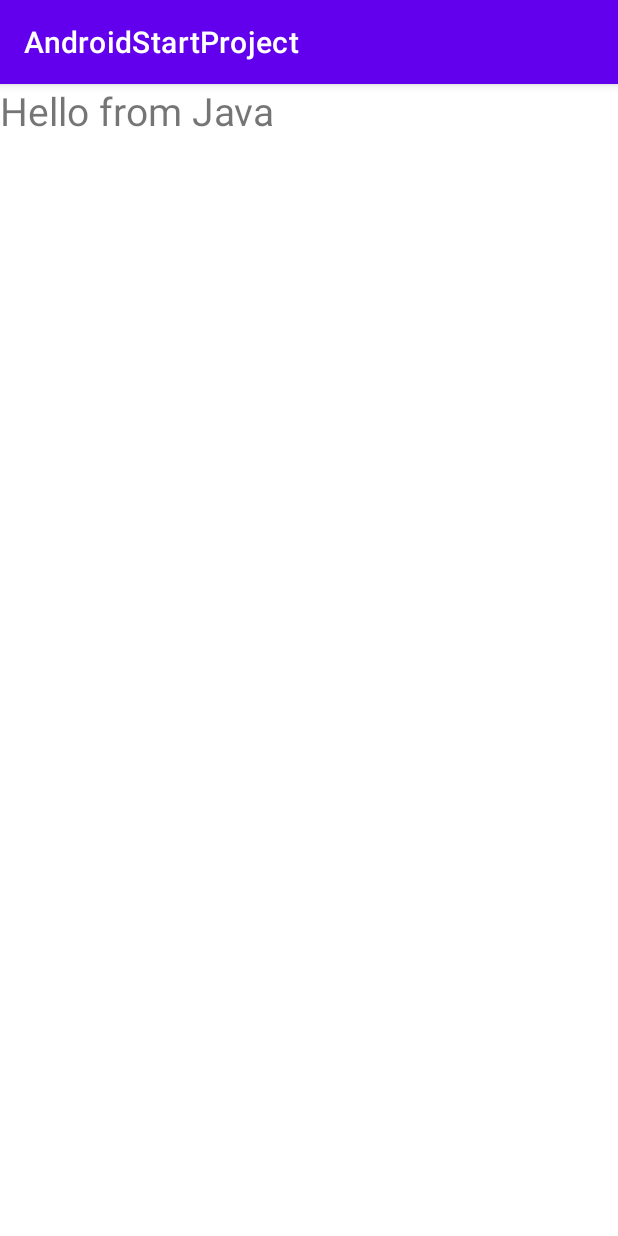
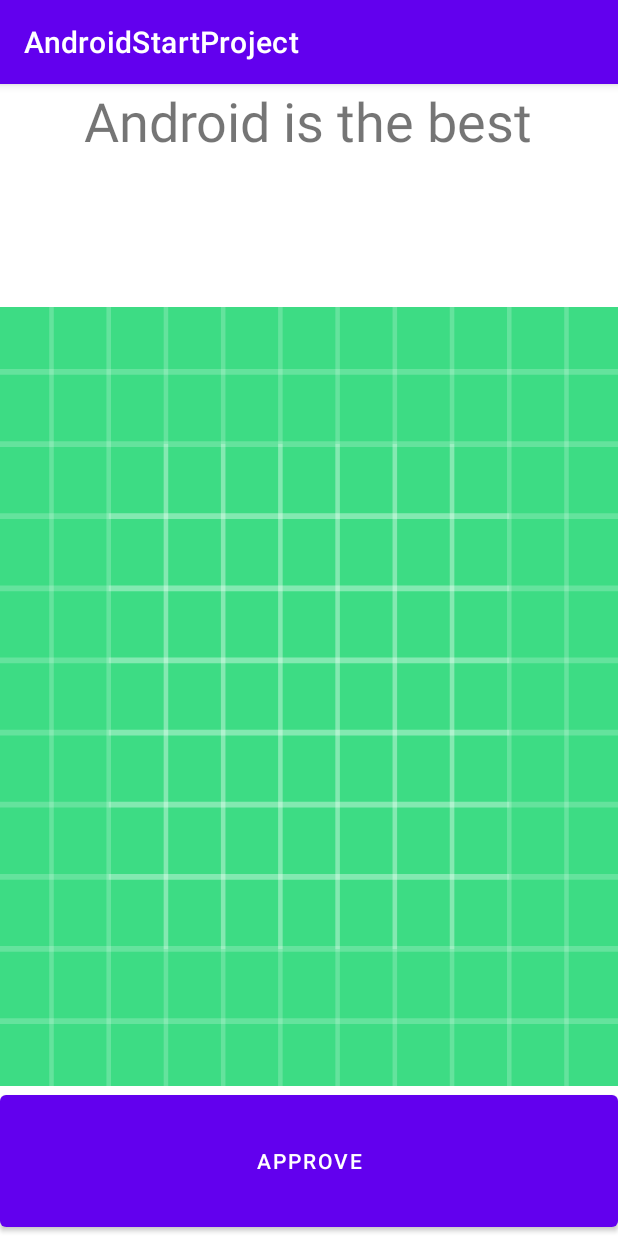
Before and after one commit to nferno1/AndroidStartProject, an Android app: the screen it shows after launch (MainActivity), on a phone screen of 412 x 824 dp. Run offline under Robolectric (Android 15) with nearby library versions, the phone set to English and light mode, and no system bars.

Commit message:
Activity_main_modify

```diff
--- a/app/src/main/java/ru/nferno1/androidstartproject/MainActivity.java
+++ b/app/src/main/java/ru/nferno1/androidstartproject/MainActivity.java
@@ -11,11 +11,11 @@ public class MainActivity extends AppCompatActivity {
     @Override
     protected void onCreate(Bundle savedInstanceState) {
         super.onCreate(savedInstanceState);
-        setContentView(R.layout.second_layout);
+        setContentView(R.layout.activity_main);
 
 
-        TextView textView = (TextView) findViewById(R.id.header);
-        textView.setText("Hello from Java");
+        /*TextView textView = (TextView) findViewById(R.id.header);
+        textView.setText("Hello from Java");*/
 
 
         /*ConstraintLayout constraintLayout = new ConstraintLayout(this);
--- a/app/src/main/res/layout/activity_main.xml
+++ b/app/src/main/res/layout/activity_main.xml
@@ -1,13 +1,15 @@
 <?xml version="1.0" encoding="utf-8"?>
-<androidx.constraintlayout.widget.ConstraintLayout
-    xmlns:android="http://schemas.android.com/apk/res/android"
+<LinearLayout xmlns:android="http://schemas.android.com/apk/res/android"
     xmlns:app="http://schemas.android.com/apk/res-auto"
     xmlns:tools="http://schemas.android.com/tools"
     android:layout_width="match_parent"
     android:layout_height="match_parent"
+    android:layout_gravity="center"
+    android:gravity="center"
+    android:orientation="vertical"
     tools:context=".MainActivity">
 
-    <TextView
+    <!--    <TextView
         android:id="@+id/textView"
         android:layout_width="wrap_content"
         android:layout_height="wrap_content"
@@ -23,10 +25,35 @@
         android:id="@+id/textView2"
         android:layout_width="wrap_content"
         android:layout_height="wrap_content"
+        android:layout_weight="1"
         android:text="Привет Медвед !!!!!!!!!!!!!!!!!!!!!!!!!!!!!!!!!!!!!!!!!!!!!!!!!!!!!!!!!!!!!!!!!!!!!!!!!!!!!!!!!!!!!!!!!!!!!!!!!!!!!!!!!!!!!!!!!!!!"
         app:layout_constraintBottom_toBottomOf="parent"
         app:layout_constraintEnd_toEndOf="parent"
         app:layout_constraintStart_toStartOf="parent"
-        app:layout_constraintTop_toBottomOf="@+id/textView" />
+        app:layout_constraintTop_toBottomOf="@+id/textView" />-->
 
-</androidx.constraintlayout.widget.ConstraintLayout>
+    <TextView
+        android:id="@+id/text"
+        android:textSize="36sp"
+        android:layout_width="wrap_content"
+        android:layout_height="wrap_content"
+        android:text="Android is the best"
+        android:layout_marginBottom="100dp"
+        />
+
+
+    <View
+        android:layout_width="wrap_content"
+        android:layout_height="wrap_content"
+        android:layout_weight="2"
+        android:foreground="@drawable/ic_launcher_background"
+        android:text="abcd"
+        />
+    <Button
+        android:id="@+id/button"
+        android:layout_width="match_parent"
+        android:layout_height="100dp"
+        android:gravity="center"
+        android:text="Approve"
+        />
+</LinearLayout>
```
